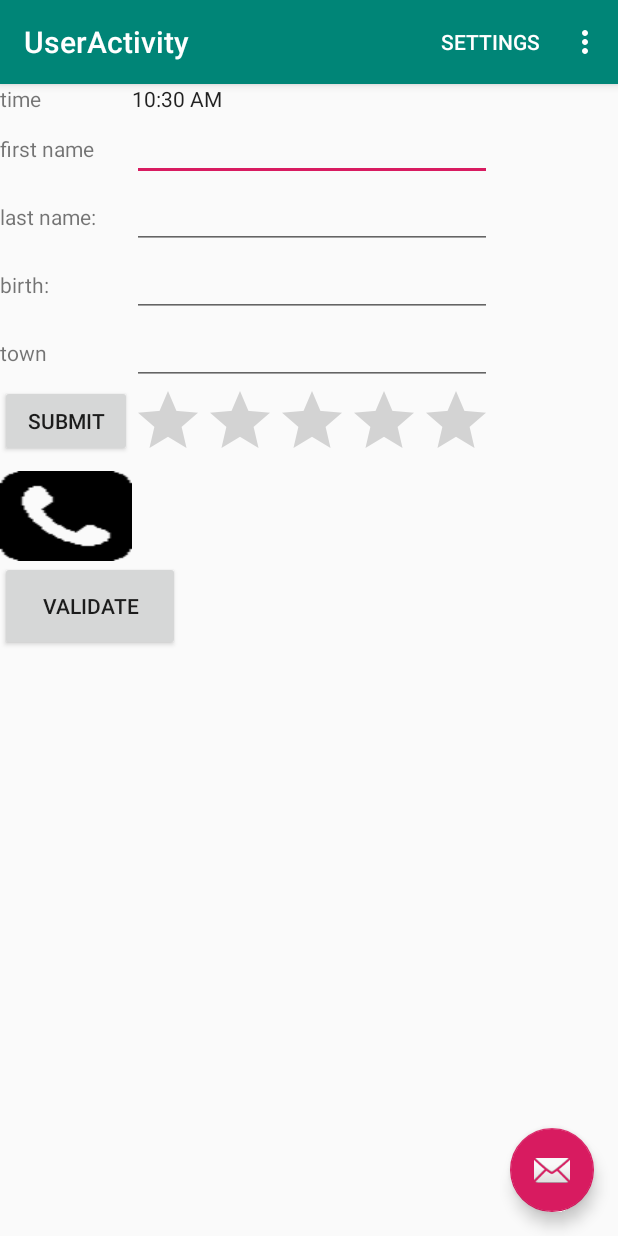
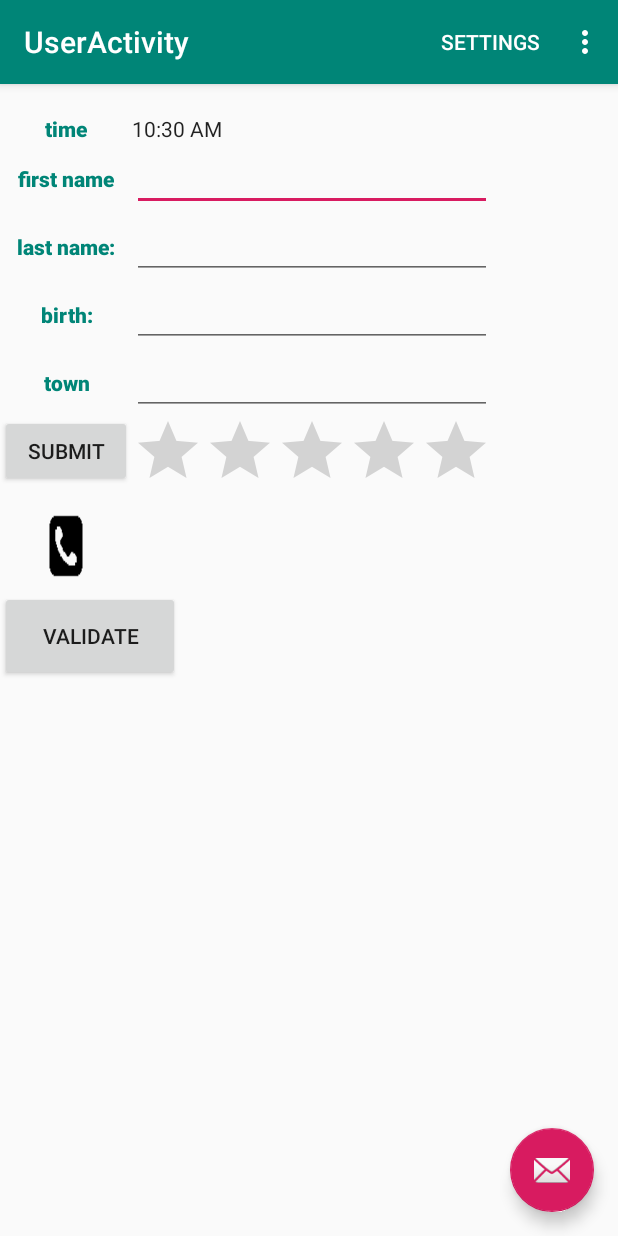
Before and after one commit to francoisauxietre/mmmtp1, an Android app: the UserActivity screen opened directly, with no data from a screen before it, on a phone screen of 412 x 824 dp. Run offline under Robolectric (Android 15) with nearby library versions, the phone set to English and light mode, and no system bars.

Commit message:
modify icon and text color

```diff
--- a/tp1/app/src/main/res/layout/content_user.xml
+++ b/tp1/app/src/main/res/layout/content_user.xml
@@ -12,6 +12,7 @@
         android:layout_width="wrap_content"
         android:layout_height="wrap_content"
         android:orientation="vertical"
+        android:layout_marginTop="20dp"
         app:layout_constraintBottom_toBottomOf="parent"
         app:layout_constraintEnd_toEndOf="parent"
         app:layout_constraintHorizontal_bias="0.0"
@@ -31,6 +32,9 @@
                     android:layout_width="wrap_content"
                     android:layout_height="wrap_content"
                     android:layout_column="1"
+                    android:fontFamily="sans-serif-black"
+                    android:textAlignment="center"
+                    android:textColor="@color/colorPrimary"
                     android:text="@string/time" />
 
                 <TextClock
@@ -47,6 +51,9 @@
                     android:id="@+id/first_name_text_view"
                     android:layout_width="wrap_content"
                     android:layout_height="wrap_content"
+                    android:fontFamily="sans-serif-black"
+                    android:textAlignment="center"
+                    android:textColor="@color/colorPrimary"
                     android:layout_column="1"
                     android:text="@string/first_name" />
 
@@ -65,6 +72,9 @@
                     android:layout_width="wrap_content"
                     android:layout_height="wrap_content"
                     android:layout_column="1"
+                    android:fontFamily="sans-serif-black"
+                    android:textAlignment="center"
+                    android:textColor="@color/colorPrimary"
                     android:text="@string/last_name" />
 
                 <EditText
@@ -82,6 +92,9 @@
                     android:id="@+id/birth_text_view"
                     android:layout_width="wrap_content"
                     android:layout_height="wrap_content"
+                    android:fontFamily="sans-serif-black"
+                    android:textAlignment="center"
+                    android:textColor="@color/colorPrimary"
                     android:layout_column="1"
                     android:text="@string/birth" />
 
@@ -99,6 +112,9 @@
                     android:id="@+id/town_text_view"
                     android:layout_width="wrap_content"
                     android:layout_height="wrap_content"
+                    android:fontFamily="sans-serif-black"
+                    android:textAlignment="center"
+                    android:textColor="@color/colorPrimary"
                     android:layout_column="1"
                     android:text="@string/town" />
 
@@ -136,9 +152,12 @@
                 <TextView
                     android:id="@+id/phone_number_text_view"
                     android:layout_width="120dp"
-                    android:layout_height="60dp"
+                    android:layout_height="50dp"
                     android:layout_column="2"
-                    android:text="__:__:__:__" />
+                    android:fontFamily="sans-serif-black"
+                    android:textAlignment="center"
+                    android:textColor="@color/colorPrimary"
+                    android:text="" />
 
 
 
@@ -163,12 +182,6 @@
 
         </LinearLayout>
     </LinearLayout>
-    <LinearLayout
-        android:layout_width="wrap_content"
-        android:layout_height="wrap_content">
-
-
-    </LinearLayout>
 
 
 </androidx.constraintlayout.widget.ConstraintLayout>
--- a/tp1/app/src/main/res/layout/phone.xml
+++ b/tp1/app/src/main/res/layout/phone.xml
@@ -106,7 +106,7 @@
         <TableRow>
             <TextView
                 android:id="@+id/phone_number_textview"
-                android:layout_width="200dp"
+                android:layout_width="100dp"
                 android:layout_height="20dp"></TextView>
 
             <Button
```
Also changed, not shown: tp1/app/src/main/res/drawable/icone_phone.png.
